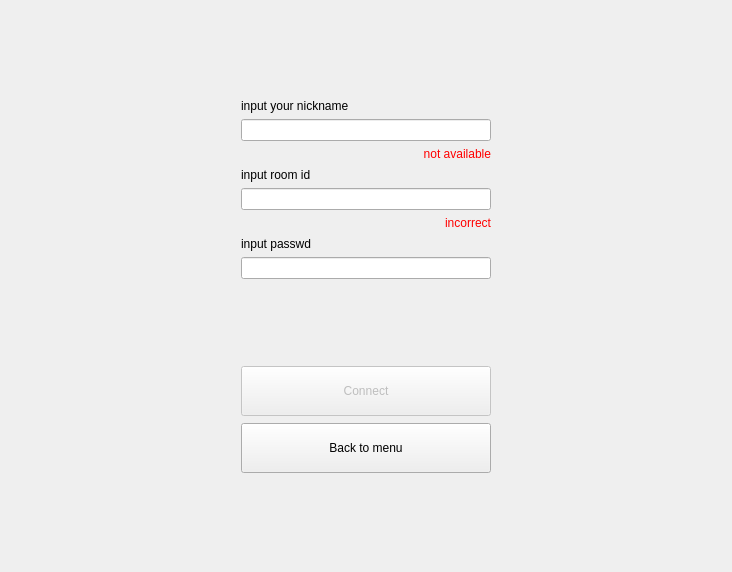
Nekttuman/HiddenChess, file HiddenChess/JoiningWidget.ui: the form before one commit.
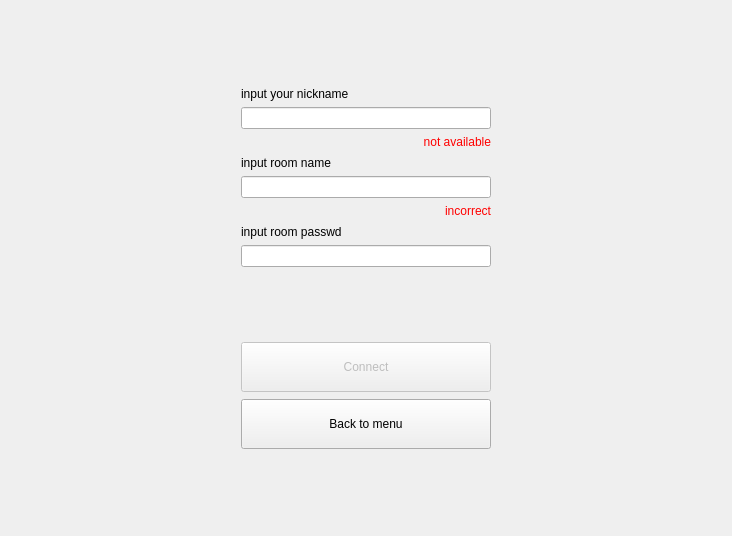
The form after the commit.

The edit to the form file:
```diff
--- a/HiddenChess/JoiningWidget.ui
+++ b/HiddenChess/JoiningWidget.ui
@@ -7,7 +7,7 @@
     <x>0</x>
     <y>0</y>
     <width>732</width>
-    <height>572</height>
+    <height>536</height>
    </rect>
   </property>
   <property name="windowTitle">
@@ -195,7 +195,7 @@
      <item>
       <widget class="QLabel" name="label_3">
        <property name="text">
-        <string>input room id</string>
+        <string>input room name</string>
        </property>
       </widget>
      </item>
@@ -235,7 +235,7 @@
      <item>
       <widget class="QLabel" name="label_6">
        <property name="text">
-        <string>input passwd</string>
+        <string>input room passwd</string>
        </property>
       </widget>
      </item>
```
Left out of the diff: 16 changed lines with no effect on the pictures.
